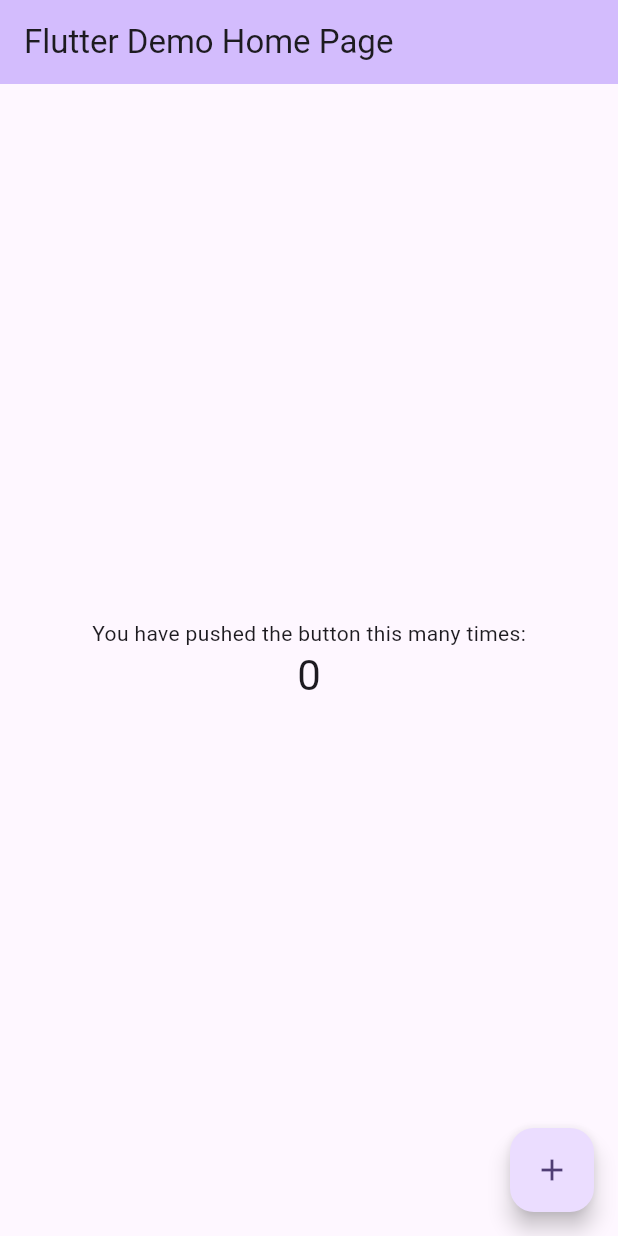
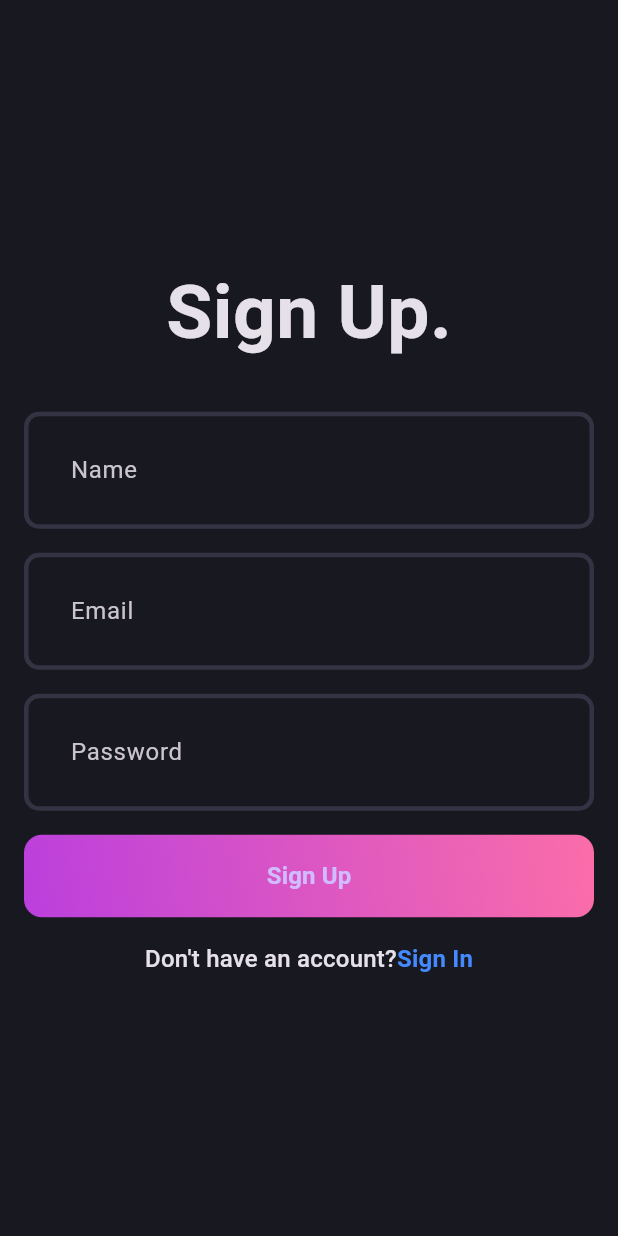
Before and after one commit to Whitewolf1911/blog_app, a Flutter app: the screen it shows after launch, on a phone screen of 412 x 824 dp. Run offline on Flutter 3.47's test engine with Material 3 defaults, Android fonts, the phone set to English and light mode, and no system bars.

Commit message:
create theme and signup page

```diff
--- /dev/null
+++ b/lib/core/theme/blog_app_colors.dart
@@ -0,0 +1,13 @@
+import 'package:flutter/material.dart';
+
+class BlogAppColors {
+  static const Color backgroundColor = Color.fromRGBO(24, 24, 32, 1);
+  static const Color gradient1 = Color.fromRGBO(187, 63, 221, 1);
+  static const Color gradient2 = Color.fromRGBO(251, 109, 169, 1);
+  static const Color gradient3 = Color.fromRGBO(255, 159, 124, 1);
+  static const Color borderColor = Color.fromRGBO(52, 51, 67, 1);
+  static const Color whiteColor = Colors.white;
+  static const Color greyColor = Colors.grey;
+  static const Color errorColor = Colors.redAccent;
+  static const Color transparentColor = Colors.transparent;
+}
--- /dev/null
+++ b/lib/core/theme/theme.dart
@@ -0,0 +1,21 @@
+import 'package:flutter/material.dart';
+
+import 'blog_app_colors.dart';
+
+class AppTheme {
+
+  static _border([Color color = BlogAppColors.borderColor]) =>
+      OutlineInputBorder(
+        borderRadius: BorderRadius.circular(10),
+        borderSide: BorderSide(color: color, width: 3),
+      );
+
+  static final darkThemeMode = ThemeData.dark(useMaterial3: true).copyWith(
+    scaffoldBackgroundColor: BlogAppColors.backgroundColor,
+    inputDecorationTheme: InputDecorationTheme(
+      contentPadding: const EdgeInsets.all(27),
+      enabledBorder: _border(),
+      focusedBorder: _border(BlogAppColors.gradient2),
+    ),
+  );
+}
--- /dev/null
+++ b/lib/features/auth/presentation/pages/signup_page.dart
@@ -0,0 +1,82 @@
+import 'package:blog_app/features/auth/presentation/widgets/auth_field.dart';
+import 'package:blog_app/features/auth/presentation/widgets/auth_gradient_button.dart';
+import 'package:flutter/material.dart';
+
+class SignupPage extends StatefulWidget {
+  const SignupPage({super.key});
+
+  @override
+  State<SignupPage> createState() => _SignupPageState();
+}
+
+class _SignupPageState extends State<SignupPage> {
+  @override
+  Widget build(BuildContext context) {
+    final formKey = GlobalKey<FormState>();
+    final emailController = TextEditingController();
+    final passwordController = TextEditingController();
+    final nameController = TextEditingController();
+
+    @override
+    void dispose() {
+      // Clean up the controller when the widget is disposed.
+      emailController.dispose();
+      passwordController.dispose();
+      nameController.dispose();
+      super.dispose();
+    }
+
+    return Scaffold(
+      body: Padding(
+        padding: const EdgeInsets.all(16.0),
+        child: Form(
+          key: formKey,
+          child: Column(
+            mainAxisAlignment: MainAxisAlignment.center,
+            crossAxisAlignment: CrossAxisAlignment.center,
+            children: [
+              const Text(
+                'Sign Up.',
+                style: TextStyle(fontSize: 50, fontWeight: FontWeight.bold),
+              ),
+              const SizedBox(height: 30),
+              AuthField(hintText: 'Name', controller: nameController),
+              const SizedBox(height: 16),
+              AuthField(hintText: 'Email', controller: emailController),
+              const SizedBox(height: 16),
+              AuthField(
+                hintText: 'Password',
+                controller: passwordController,
+                isObscureText: true,
+              ),
+              const SizedBox(height: 16),
+              AuthGradientButton(
+                onPressed: () => {formKey.currentState?.validate()},
+                child: Text(
+                  'Sign Up',
+                  style: TextStyle(fontSize: 16, fontWeight: FontWeight.w600),
+                ),
+              ),
+              const SizedBox(height: 16),
+              RichText(
+                text: TextSpan(
+                  text: "Don't have an account?",
+                  style: Theme.of(context).textTheme.titleMedium,
+                  children: [
+                    TextSpan(
+                      text: 'Sign In',
+                      style: Theme.of(context).textTheme.titleMedium?.copyWith(
+                        color: Colors.blueAccent,
+                        fontWeight: FontWeight.w600,
+                      ),
+                    ),
+                  ],
+                ),
+              ),
+            ],
+          ),
+        ),
+      ),
+    );
+  }
+}
--- /dev/null
+++ b/lib/features/auth/presentation/widgets/auth_field.dart
@@ -0,0 +1,34 @@
+import 'package:flutter/material.dart';
+
+class AuthField extends StatefulWidget {
+  final TextEditingController controller;
+  final String hintText;
+  final bool isObscureText;
+
+  const AuthField({
+    super.key,
+    required this.hintText,
+    required this.controller,
+    this.isObscureText = false,
+  });
+
+  @override
+  State<AuthField> createState() => _AuthFieldState();
+}
+
+class _AuthFieldState extends State<AuthField> {
+  @override
+  Widget build(BuildContext context) {
+    return TextFormField(
+      obscureText: widget.isObscureText,
+      controller: widget.controller,
+      decoration: InputDecoration(hintText: widget.hintText),
+      validator: (value) {
+        if (value == null || value.isEmpty) {
+          return widget.hintText;
+        }
+        return null;
+      },
+    );
+  }
+}
--- /dev/null
+++ b/lib/features/auth/presentation/widgets/auth_gradient_button.dart
@@ -0,0 +1,36 @@
+import 'package:blog_app/core/theme/blog_app_colors.dart';
+import 'package:flutter/material.dart';
+
+class AuthGradientButton extends StatelessWidget {
+  final VoidCallback onPressed;
+  final Widget child;
+
+  const AuthGradientButton({
+    super.key,
+    required this.onPressed,
+    required this.child,
+  });
+
+  @override
+  Widget build(BuildContext context) {
+    return Container(
+      decoration: BoxDecoration(
+        gradient: const LinearGradient(
+          colors: [BlogAppColors.gradient1, BlogAppColors.gradient2],
+          begin: Alignment.bottomLeft,
+          end: Alignment.topRight
+        ),
+        borderRadius: BorderRadius.circular(12)
+      ),
+      child: ElevatedButton(
+        onPressed: onPressed,
+        style: ElevatedButton.styleFrom(
+          fixedSize: Size(395, 55),
+          backgroundColor: BlogAppColors.transparentColor,
+          shadowColor: BlogAppColors.transparentColor
+        ),
+        child: child,
+      ),
+    );
+  }
+}
--- a/lib/main.dart
+++ b/lib/main.dart
@@ -1,3 +1,5 @@
+import 'package:blog_app/core/theme/theme.dart';
+import 'package:blog_app/features/auth/presentation/pages/signup_page.dart';
 import 'package:flutter/material.dart';
 
 void main() {
@@ -10,57 +12,10 @@ class MyApp extends StatelessWidget {
   @override
   Widget build(BuildContext context) {
     return MaterialApp(
-      title: 'Flutter Demo',
-      theme: ThemeData(
-        colorScheme: ColorScheme.fromSeed(seedColor: Colors.deepPurple),
-      ),
-      home: const MyHomePage(title: 'Flutter Demo Home Page'),
+      debugShowCheckedModeBanner: false,
+      title: 'Blog App',
+      theme: AppTheme.darkThemeMode,
+      home: const SignupPage(),
     );
   }
 }
-
-class MyHomePage extends StatefulWidget {
-  const MyHomePage({super.key, required this.title});
-
-  final String title;
-
-  @override
-  State<MyHomePage> createState() => _MyHomePageState();
-}
-
-class _MyHomePageState extends State<MyHomePage> {
-  int _counter = 0;
-
-  void _incrementCounter() {
-    setState(() {
-      _counter++;
-    });
-  }
-
-  @override
-  Widget build(BuildContext context) {
-    return Scaffold(
-      appBar: AppBar(
-        backgroundColor: Theme.of(context).colorScheme.inversePrimary,
-        title: Text(widget.title),
-      ),
-      body: Center(
-        child: Column(
-          mainAxisAlignment: MainAxisAlignment.center,
-          children: <Widget>[
-            const Text('You have pushed the button this many times:'),
-            Text(
-              '$_counter',
-              style: Theme.of(context).textTheme.headlineMedium,
-            ),
-          ],
-        ),
-      ),
-      floatingActionButton: FloatingActionButton(
-        onPressed: _incrementCounter,
-        tooltip: 'Increment',
-        child: const Icon(Icons.add),
-      ), // This trailing comma makes auto-formatting nicer for build methods.
-    );
-  }
-}
```
